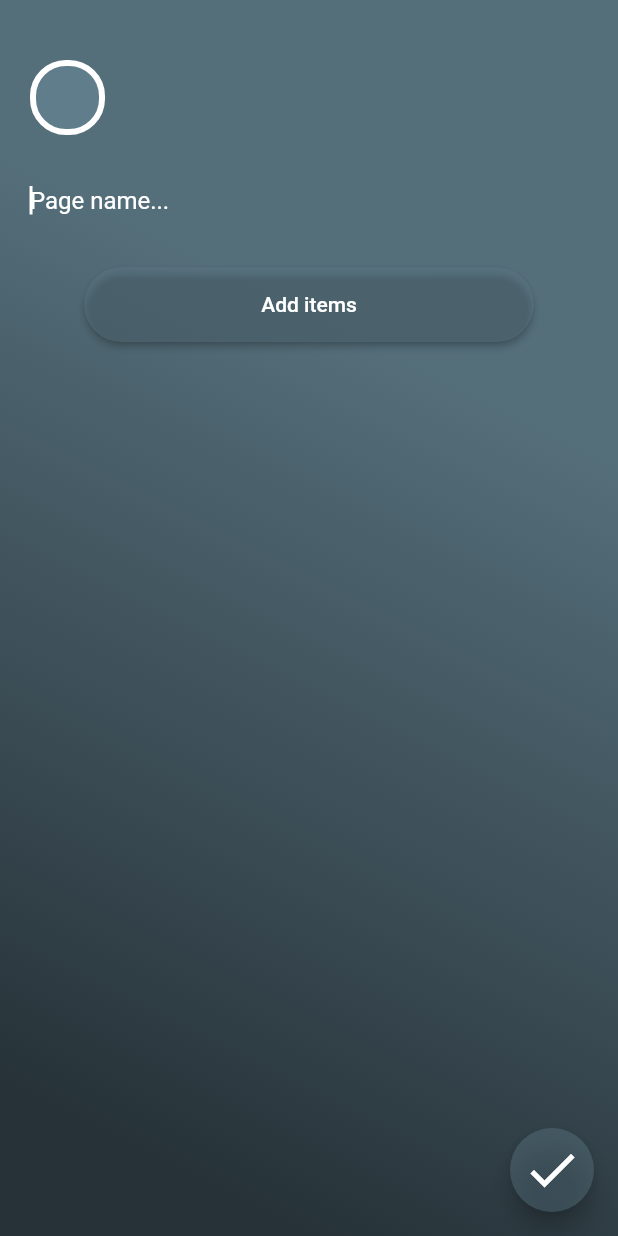
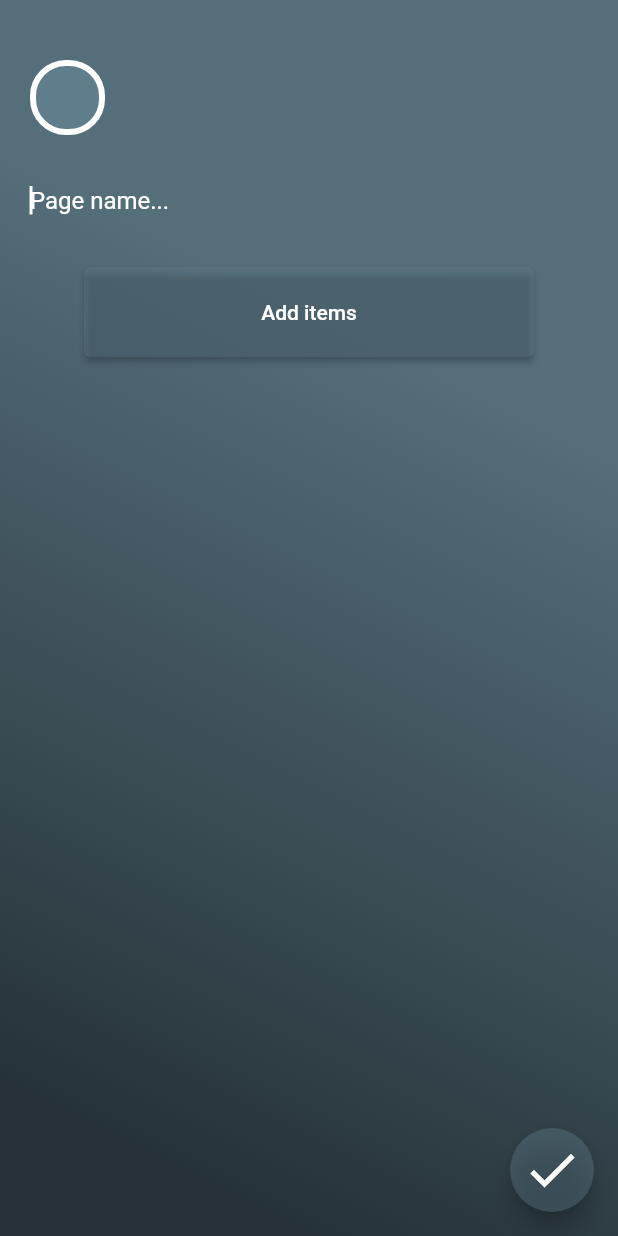
Before and after one commit to GuilhermeVendramini/flutter-projectx, a Flutter app: the PageManageForm screen opened directly, on a phone screen of 412 x 824 dp. Run offline on Flutter 3.47's test engine with Material 2 defaults, Android fonts, the phone set to English and light mode, and no system bars; our stand-ins replace flutter_colorpicker, sqflite; accounts and stored records are empty; Roboto replaces fonts that are missing (ProductSans).

```diff
--- a/lib/app/ui/page/manage_form.dart
+++ b/lib/app/ui/page/manage_form.dart
@@ -154,14 +154,12 @@ class _PageManageFormState extends State<PageManageForm> {
   Widget _addItems(BuildContext context) {
     return Center(
       child: Container(
-        height: 50.0,
+        height: 60.0,
         width: 300.0,
         child: RaisedButton(
           child: Text(
             Strings.itemsButton,
           ),
-          shape:
-              RoundedRectangleBorder(borderRadius: BorderRadius.circular(30.0)),
           onPressed: () {
             Route route = MaterialPageRoute(
               builder: (context) => PluginsScreen(),
```
Also changed, not shown: lib/app/ui/page/reorder.dart (+19 -8 lines).
